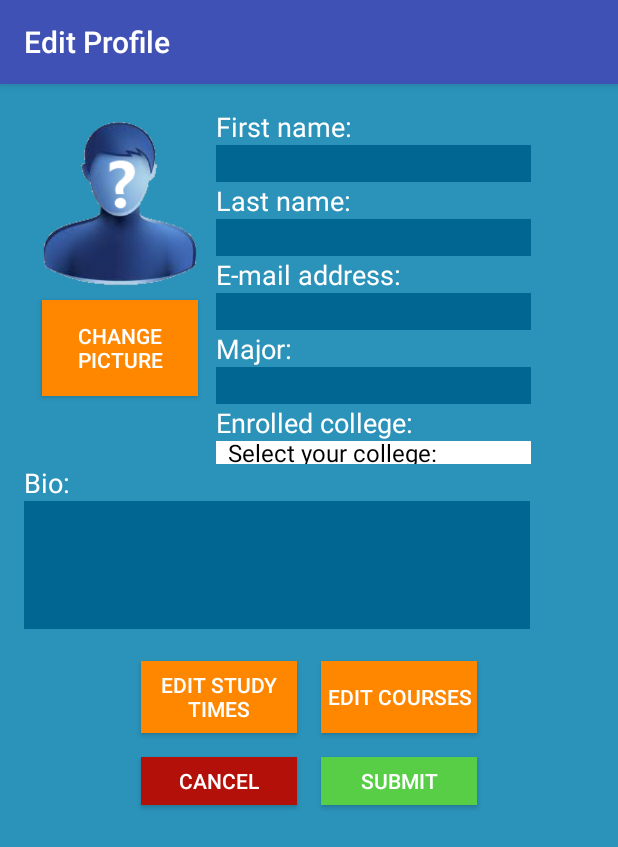
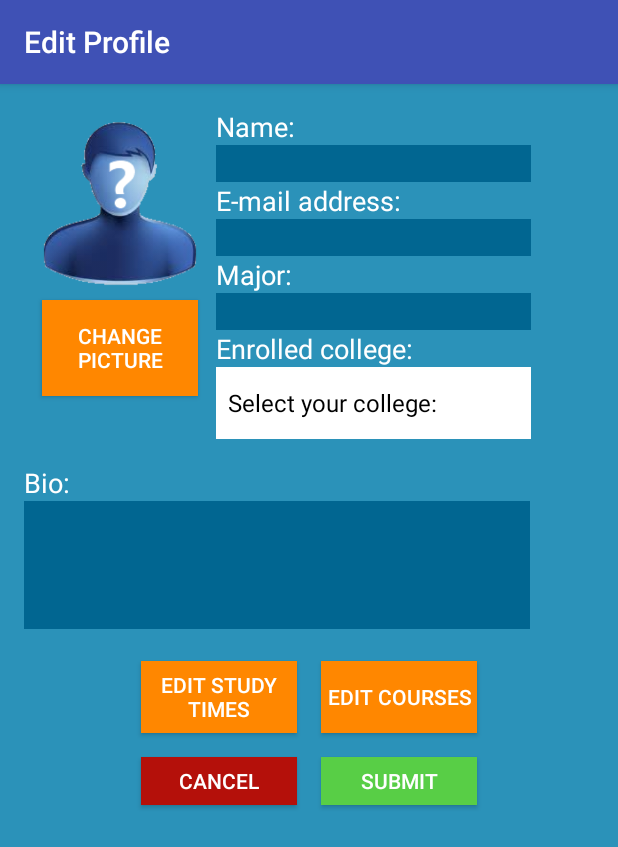
Before and after one commit to ucsdCSE110wi16/CSE110W260T14, an Android app: the ProfileActivity screen opened directly, with no data from a screen before it, on a phone screen of 412 x 824 dp. Shown: the top 847 px of the screen. Run offline under Robolectric (Android 15) with nearby library versions, the phone set to English and light mode, and no system bars; libraries missing offline, so code that uses them is left out: com.firebase.client; 1 statement that could not run was skipped.

Commit message:
Dynamic Profile: condensed name fields
Removed Last name field and changed first name to “Name”

```diff
--- a/TritonStudy/app/src/main/res/layout/activity_profile.xml
+++ b/TritonStudy/app/src/main/res/layout/activity_profile.xml
@@ -38,7 +38,7 @@
                 android:layout_width="wrap_content"
                 android:layout_height="wrap_content"
                 android:textAppearance="?android:attr/textAppearanceMedium"
-                android:text="First name:"
+                android:text="Name:"
                 android:id="@+id/labelNameFirst"
                 android:textColor="#ffffff" />
 
@@ -47,33 +47,11 @@
                 android:layout_height="wrap_content"
                 android:inputType="textPersonName"
                 android:ems="10"
-                android:id="@+id/textNameFirst"
+                android:id="@+id/profile_editText_name"
                 android:layout_gravity="center_horizontal"
                 android:textColor="#ffffff"
                 android:background="#016691"
                 android:singleLine="true" />
-
-            <TextView
-                android:layout_width="180dp"
-                android:layout_height="wrap_content"
-                android:textAppearance="?android:attr/textAppearanceMedium"
-                android:text="Last name:"
-                android:id="@+id/labelNameLast"
-                android:textColor="#ffffff"
-                android:layout_row="0"
-                android:layout_column="0" />
-
-            <EditText
-                android:layout_width="match_parent"
-                android:layout_height="wrap_content"
-                android:inputType="textPersonName"
-                android:ems="10"
-                android:id="@+id/textNameLast"
-                android:textColor="#ffffff"
-                android:background="#016691"
-                android:singleLine="true"
-                android:layout_row="1"
-                android:layout_column="0" />
 
             <TextView
                 android:layout_width="wrap_content"
```
